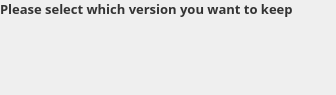
Above: src/MEGASync/stalled_issues/gui/stalled_issues_cases/win/LocalAndRemoteDifferentWidget.ui from meganz/MEGAsync before the change. Below: the same form after it.
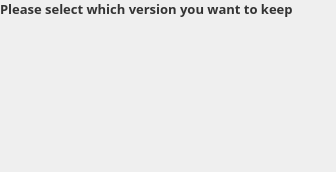
That is the form after the change. Custom widgets are drawn as their Qt base class.

Commit message: Working on Keep Both option

What changed in the file:
```diff
--- a/src/MEGASync/stalled_issues/gui/stalled_issues_cases/win/LocalAndRemoteDifferentWidget.ui
+++ b/src/MEGASync/stalled_issues/gui/stalled_issues_cases/win/LocalAndRemoteDifferentWidget.ui
@@ -7,7 +7,7 @@
     <x>0</x>
     <y>0</y>
     <width>336</width>
-    <height>95</height>
+    <height>172</height>
    </rect>
   </property>
   <property name="windowTitle">
@@ -78,7 +78,7 @@
     <widget class="QWidget" name="chooseContainer" native="true">
      <layout class="QVBoxLayout" name="chooseLayout">
       <property name="spacing">
-       <number>28</number>
+       <number>12</number>
       </property>
       <property name="leftMargin">
        <number>1</number>
@@ -98,6 +98,12 @@
       <item>
        <widget class="LocalStalledIssueChooseWidget" name="chooseLocalCopy" native="true"/>
       </item>
+      <item>
+       <widget class="GenericChooseWidget" name="keepLastModifiedOption" native="true"/>
+      </item>
+      <item>
+       <widget class="GenericChooseWidget" name="keepBothOption" native="true"/>
+      </item>
      </layout>
     </widget>
    </item>
@@ -116,6 +122,12 @@
    <header>StalledIssueChooseWidget.h</header>
    <container>1</container>
   </customwidget>
+  <customwidget>
+   <class>GenericChooseWidget</class>
+   <extends>QWidget</extends>
+   <header>StalledIssueChooseWidget.h</header>
+   <container>1</container>
+  </customwidget>
  </customwidgets>
  <resources/>
  <connections/>
```
The commit also changes 22 other files.
